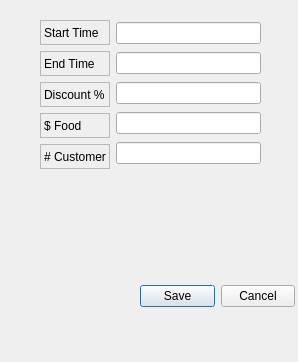
Before: the Qt Designer form infobox.ui in aj501/NickBilliardsPrjQT, drawn with Qt 5.
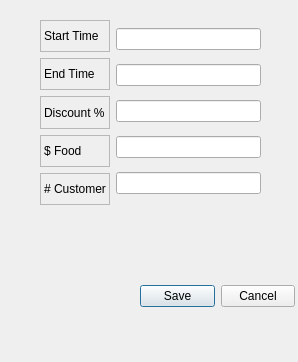
After: the same form once the commit is applied.

What changed in the file:
```diff
--- a/infobox.ui
+++ b/infobox.ui
@@ -45,7 +45,7 @@
      <x>40</x>
      <y>20</y>
      <width>221</width>
-     <height>149</height>
+     <height>185</height>
     </rect>
    </property>
    <layout class="QHBoxLayout" name="horizontalLayout_2">
```
